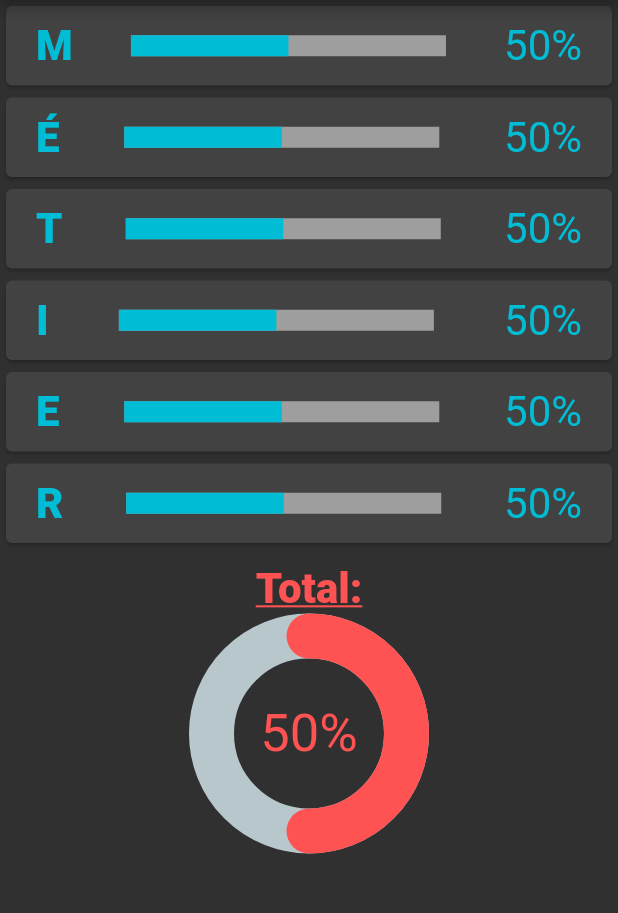
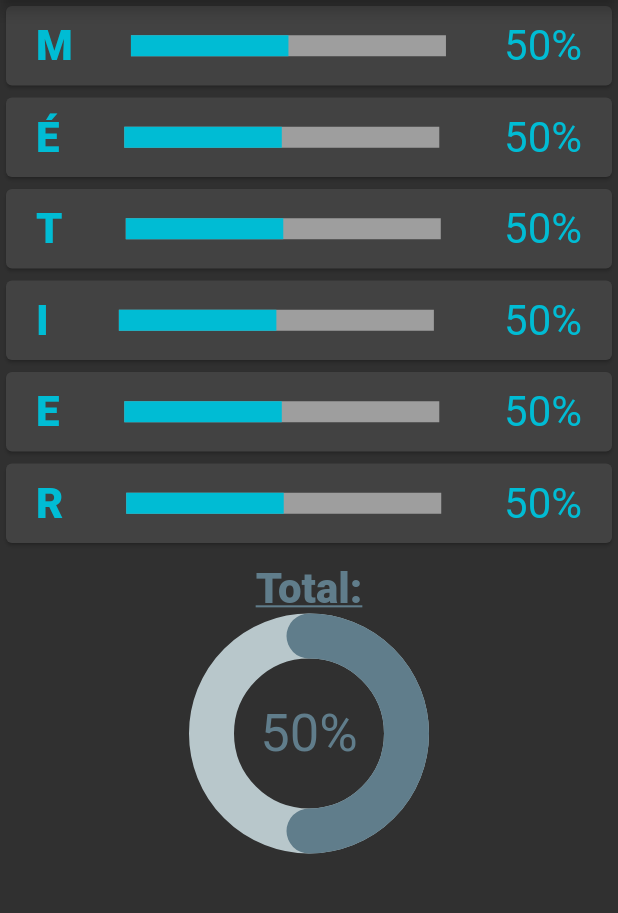
Before and after one commit to ismozi/defiphoto, a Flutter app: the Progression screen opened directly, on a phone screen of 412 x 824 dp, the part 84-997 px from its top. Run offline on Flutter 3.47's test engine with Material 2 defaults, Android fonts, the phone set to English and light mode, and no system bars; drawn by our look-alikes of percent_indicator.

Commit message:
Modifications mineures

```diff
--- a/lib/screens/listViewWidget.dart
+++ b/lib/screens/listViewWidget.dart
@@ -1,7 +1,7 @@
 import 'package:flutter/material.dart';
 import 'package:flutter/cupertino.dart';
 import 'pageCommentaire.dart';
-import 'fadeRoute.dart';
+
 
 class listViewWidget extends StatefulWidget {
   final int nbItem;
--- a/lib/screens/login.dart
+++ b/lib/screens/login.dart
@@ -105,10 +105,7 @@ class Login extends StatelessWidget {
                         width: double.infinity,
                         child: RaisedButton(
                           elevation: 5.0,
-                          onPressed: () {
-                            Navigator.of(context).push(CupertinoPageRoute(
-                                builder: (context) => MainPage()));
-                          },
+                          onPressed: () => {Navigator.of(context).pushReplacementNamed('/screen2')},
                           padding: EdgeInsets.all(15.0),
                           shape: RoundedRectangleBorder(
                             borderRadius: BorderRadius.circular(30.0),
--- a/lib/screens/progression.dart
+++ b/lib/screens/progression.dart
@@ -231,13 +231,13 @@ class Progression extends StatelessWidget {
                   style: TextStyle(
                     fontSize: 28.0,
                     fontWeight: FontWeight.w800,
-                    color: Colors.redAccent,
+                    color: Colors.blueGrey,
                     decoration: TextDecoration.underline,
                   ),
                 ),
                 CircularPercentIndicator(
                   radius: 160.0,
-                  progressColor: Colors.redAccent,
+                  progressColor: Colors.blueGrey,
                   percent: 0.5,
                   animation: true,
                   lineWidth: 30.0,
@@ -245,7 +245,7 @@ class Progression extends StatelessWidget {
                     '50%',
                     style: TextStyle(
                       fontSize: 35.0,
-                      color: Colors.redAccent,
+                      color: Colors.blueGrey,
                     ),
                   ),
                   circularStrokeCap: CircularStrokeCap.round,
```
Also changed, not shown: lib/App.dart (+8 -0 lines), lib/screens/menu.dart (+3 -8 lines).
